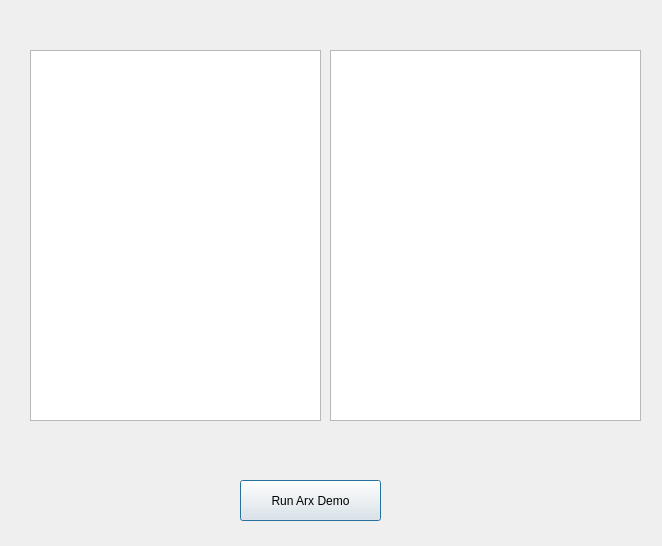
First picture: the form in arxQt/arxQtPy/MainWindow.ui, repository iaBIH/pr-vue-tutorial, before the edit.
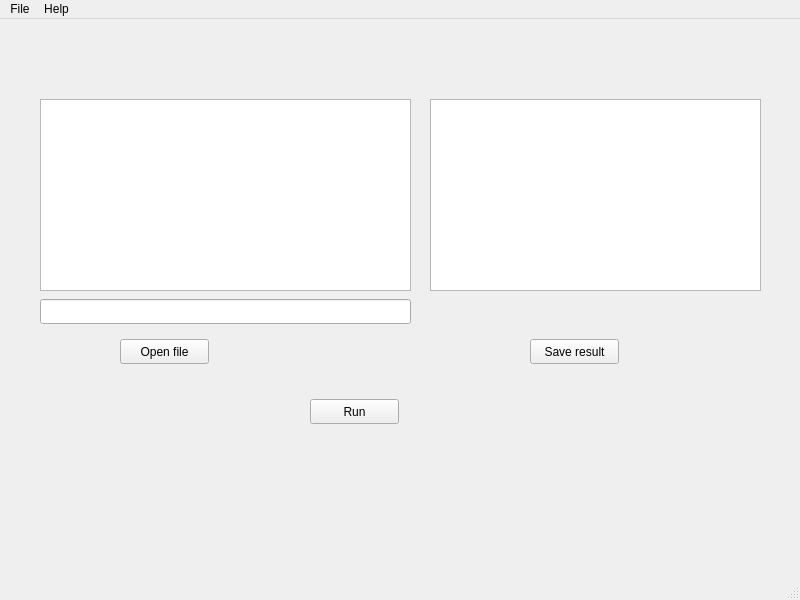
Second picture: the form after the edit.

```diff
--- a/arxQt/arxQtPy/MainWindow.ui
+++ b/arxQt/arxQtPy/MainWindow.ui
@@ -1,51 +1,134 @@
 <?xml version="1.0" encoding="UTF-8"?>
 <ui version="4.0">
- <class>Dialog</class>
- <widget class="QDialog" name="Dialog">
+ <class>MainWindow</class>
+ <widget class="QMainWindow" name="MainWindow">
   <property name="geometry">
    <rect>
     <x>0</x>
     <y>0</y>
-    <width>662</width>
-    <height>546</height>
+    <width>800</width>
+    <height>600</height>
    </rect>
   </property>
   <property name="windowTitle">
    <string>Simple ARX</string>
   </property>
-  <widget class="QPushButton" name="btnRun">
+  <widget class="QWidget" name="centralwidget">
+   <widget class="QTextBrowser" name="txtInput">
+    <property name="geometry">
+     <rect>
+      <x>40</x>
+      <y>80</y>
+      <width>371</width>
+      <height>192</height>
+     </rect>
+    </property>
+   </widget>
+   <widget class="QTextBrowser" name="txtOutput">
+    <property name="geometry">
+     <rect>
+      <x>430</x>
+      <y>80</y>
+      <width>331</width>
+      <height>192</height>
+     </rect>
+    </property>
+   </widget>
+   <widget class="QPushButton" name="btnOpen">
+    <property name="geometry">
+     <rect>
+      <x>120</x>
+      <y>320</y>
+      <width>89</width>
+      <height>25</height>
+     </rect>
+    </property>
+    <property name="text">
+     <string>Open file</string>
+    </property>
+   </widget>
+   <widget class="QPushButton" name="btnSave">
+    <property name="geometry">
+     <rect>
+      <x>530</x>
+      <y>320</y>
+      <width>89</width>
+      <height>25</height>
+     </rect>
+    </property>
+    <property name="text">
+     <string>Save result</string>
+    </property>
+   </widget>
+   <widget class="QPushButton" name="btnRun">
+    <property name="geometry">
+     <rect>
+      <x>310</x>
+      <y>380</y>
+      <width>89</width>
+      <height>25</height>
+     </rect>
+    </property>
+    <property name="text">
+     <string>Run</string>
+    </property>
+   </widget>
+   <widget class="QLineEdit" name="txtlInput">
+    <property name="geometry">
+     <rect>
+      <x>40</x>
+      <y>280</y>
+      <width>371</width>
+      <height>25</height>
+     </rect>
+    </property>
+    <property name="readOnly">
+     <bool>true</bool>
+    </property>
+   </widget>
+  </widget>
+  <widget class="QMenuBar" name="menubar">
    <property name="geometry">
     <rect>
-     <x>240</x>
-     <y>480</y>
-     <width>141</width>
-     <height>41</height>
+     <x>0</x>
+     <y>0</y>
+     <width>800</width>
+     <height>22</height>
     </rect>
    </property>
+   <widget class="QMenu" name="menuFile">
+    <property name="title">
+     <string>File</string>
+    </property>
+    <addaction name="actionExit"/>
+   </widget>
+   <widget class="QMenu" name="menuAbout">
+    <property name="title">
+     <string>Help</string>
+    </property>
+    <addaction name="separator"/>
+    <addaction name="actionTutorials"/>
+    <addaction name="actionAbout"/>
+   </widget>
+   <addaction name="menuFile"/>
+   <addaction name="menuAbout"/>
+  </widget>
+  <widget class="QStatusBar" name="statusbar"/>
+  <action name="actionExit">
    <property name="text">
-    <string>Run Arx Demo</string>
+    <string>Exit</string>
    </property>
-  </widget>
-  <widget class="QTextBrowser" name="txtInput">
-   <property name="geometry">
-    <rect>
-     <x>30</x>
-     <y>50</y>
-     <width>291</width>
-     <height>371</height>
-    </rect>
+  </action>
+  <action name="actionTutorials">
+   <property name="text">
+    <string>Tutorials</string>
    </property>
-  </widget>
-  <widget class="QTextBrowser" name="txtOutput">
-   <property name="geometry">
-    <rect>
-     <x>330</x>
-     <y>50</y>
-     <width>311</width>
-     <height>371</height>
-    </rect>
+  </action>
+  <action name="actionAbout">
+   <property name="text">
+    <string>About</string>
    </property>
-  </widget>
+  </action>
  </widget>
  <resources/>
  <connections/>
```
Left out of the diff: 2 changed lines with no effect on the pictures.
